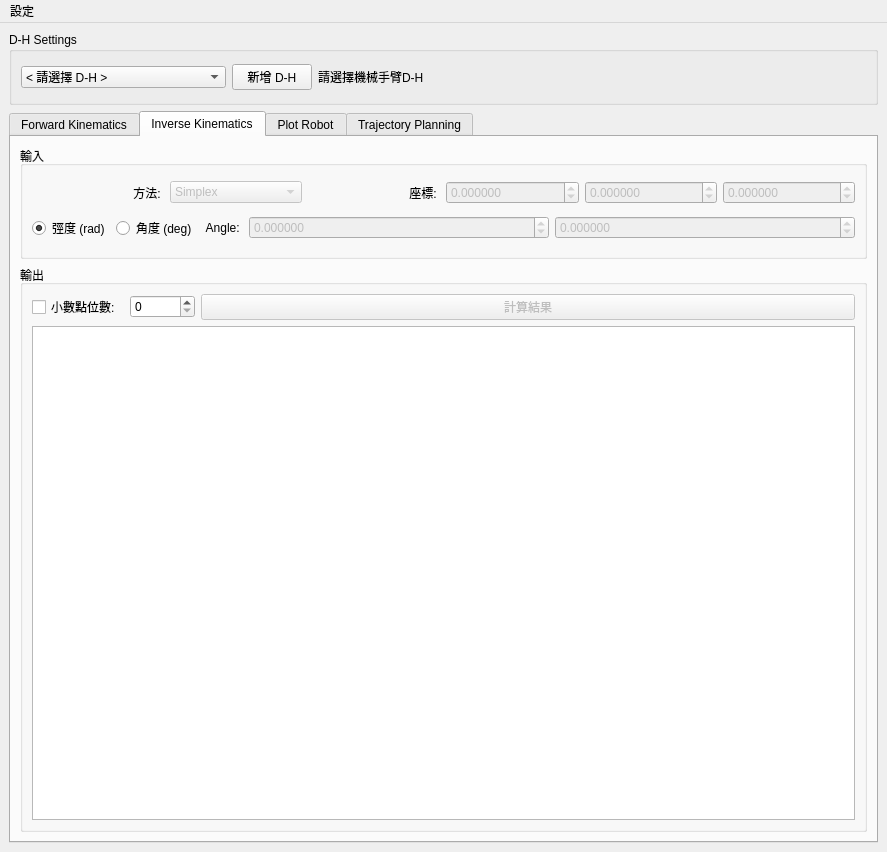
First picture: the form in robotck/gui/uic/main_window.ui, repository CKAyano/robotck, before the edit.
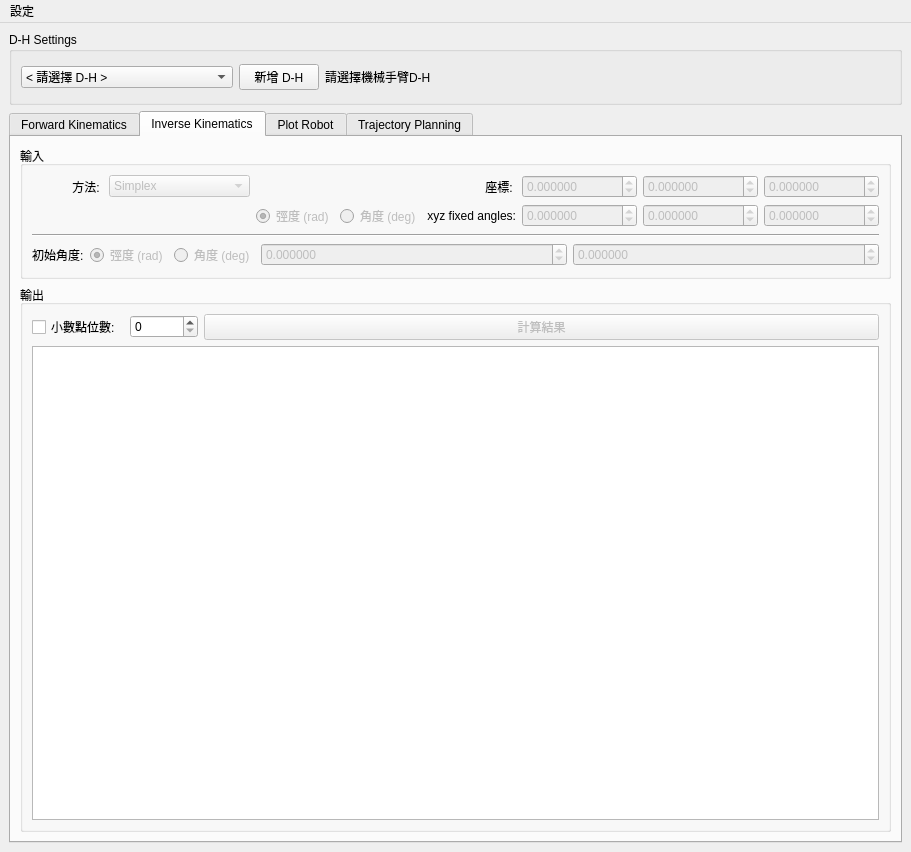
Second picture: the form after the edit. The open tabs and pages were chosen to show the change.

Commit message: add widget for calculate posture in ik

Patch:
```diff
--- a/robotck/gui/uic/main_window.ui
+++ b/robotck/gui/uic/main_window.ui
@@ -6,7 +6,7 @@
    <rect>
     <x>0</x>
     <y>0</y>
-    <width>887</width>
+    <width>911</width>
     <height>852</height>
    </rect>
   </property>
@@ -73,8 +73,27 @@
             <layout class="QHBoxLayout" name="horizontalLayout_fk_input" stretch="1,4">
              <item>
               <layout class="QHBoxLayout" name="horizontalLayout_fk_input_radioButton">
+               <item>
+                <widget class="QLabel" name="label_fk_angle">
+                 <property name="maximumSize">
+                  <size>
+                   <width>40</width>
+                   <height>16777215</height>
+                  </size>
+                 </property>
+                 <property name="text">
+                  <string>角度: </string>
+                 </property>
+                 <property name="alignment">
+                  <set>Qt::AlignRight|Qt::AlignTrailing|Qt::AlignVCenter</set>
+                 </property>
+                </widget>
+               </item>
                <item>
                 <widget class="QRadioButton" name="radioButton_fk_rad">
+                 <property name="enabled">
+                  <bool>false</bool>
+                 </property>
                  <property name="text">
                   <string>弳度 (rad)</string>
                  </property>
@@ -85,6 +104,9 @@
                </item>
                <item>
                 <widget class="QRadioButton" name="radioButton_fk_deg">
+                 <property name="enabled">
+                  <bool>false</bool>
+                 </property>
                  <property name="text">
                   <string>角度 (deg)</string>
                  </property>
@@ -97,22 +119,6 @@
              </item>
              <item>
               <layout class="QHBoxLayout" name="horizontalLayout_fk_input_doubleSpinBox">
-               <item>
-                <widget class="QLabel" name="label_fk_angle">
-                 <property name="maximumSize">
-                  <size>
-                   <width>40</width>
-                   <height>16777215</height>
-                  </size>
-                 </property>
-                 <property name="text">
-                  <string>Angle: </string>
-                 </property>
-                 <property name="alignment">
-                  <set>Qt::AlignRight|Qt::AlignTrailing|Qt::AlignVCenter</set>
-                 </property>
-                </widget>
-               </item>
                <item>
                 <widget class="QDoubleSpinBox" name="doubleSpinBox_fk_j1">
                  <property name="enabled">
@@ -266,18 +272,65 @@
             </property>
             <layout class="QVBoxLayout" name="verticalLayout_4">
              <item>
-              <layout class="QHBoxLayout" name="horizontalLayout_ik_input">
-               <item>
-                <widget class="QLabel" name="label_ik_method">
-                 <property name="text">
-                  <string>方法: </string>
+              <layout class="QGridLayout" name="gridLayout_2" columnstretch="1,2,1,1,1,0,0,0,0,0,0,0,0,0">
+               <item row="2" column="9">
+                <widget class="QDoubleSpinBox" name="doubleSpinBox_ik_beta">
+                 <property name="enabled">
+                  <bool>false</bool>
                  </property>
-                 <property name="alignment">
-                  <set>Qt::AlignRight|Qt::AlignTrailing|Qt::AlignVCenter</set>
+                 <property name="decimals">
+                  <number>6</number>
                  </property>
+                 <property name="minimum">
+                  <double>-3.141593000000000</double>
+                 </property>
+                 <property name="maximum">
+                  <double>3.141593000000000</double>
+                 </property>
+                 <property name="singleStep">
+                  <double>0.001000000000000</double>
+                 </property>
                 </widget>
                </item>
-               <item>
+               <item row="2" column="10">
+                <widget class="QDoubleSpinBox" name="doubleSpinBox_ik_alpha">
+                 <property name="enabled">
+                  <bool>false</bool>
+                 </property>
+                 <property name="decimals">
+                  <number>6</number>
+                 </property>
+                 <property name="minimum">
+                  <double>-3.141593000000000</double>
+                 </property>
+                 <property name="maximum">
+                  <double>3.141593000000000</double>
+                 </property>
+                 <property name="singleStep">
+                  <double>0.001000000000000</double>
+                 </property>
+                </widget>
+               </item>
+               <item row="2" column="5">
+                <widget class="QDoubleSpinBox" name="doubleSpinBox_ik_gamma">
+                 <property name="enabled">
+                  <bool>false</bool>
+                 </property>
+                 <property name="decimals">
+                  <number>6</number>
+                 </property>
+                 <property name="minimum">
+                  <double>-3.141593000000000</double>
+                 </property>
+                 <property name="maximum">
+                  <double>3.141593000000000</double>
+                 </property>
+                 <property name="singleStep">
+                  <double>0.001000000000000</double>
+                 </property>
+                </widget>
+               </item>
+               <item row="1" column="1">
                 <widget class="QComboBox" name="comboBox_ik_method">
                  <property name="enabled">
                   <bool>false</bool>
@@ -297,7 +350,65 @@
                  </item>
                 </widget>
                </item>
-               <item>
+               <item row="1" column="0">
+                <widget class="QLabel" name="label_ik_method">
+                 <property name="text">
+                  <string>方法: </string>
+                 </property>
+                 <property name="alignment">
+                  <set>Qt::AlignRight|Qt::AlignTrailing|Qt::AlignVCenter</set>
+                 </property>
+                </widget>
+               </item>
+               <item row="1" column="10">
+                <widget class="QDoubleSpinBox" name="doubleSpinBox_ik_z">
+                 <property name="enabled">
+                  <bool>false</bool>
+                 </property>
+                 <property name="decimals">
+                  <number>6</number>
+                 </property>
+                 <property name="minimum">
+                  <double>-100000.000000000000000</double>
+                 </property>
+                 <property name="maximum">
+                  <double>100000.000000000000000</double>
+                 </property>
+                </widget>
+               </item>
+               <item row="1" column="9">
+                <widget class="QDoubleSpinBox" name="doubleSpinBox_ik_y">
+                 <property name="enabled">
+                  <bool>false</bool>
+                 </property>
+                 <property name="decimals">
+                  <number>6</number>
+                 </property>
+                 <property name="minimum">
+                  <double>-100000.000000000000000</double>
+                 </property>
+                 <property name="maximum">
+                  <double>100000.000000000000000</double>
+                 </property>
+                </widget>
+               </item>
+               <item row="1" column="5">
+                <widget class="QDoubleSpinBox" name="doubleSpinBox_ik_x">
+                 <property name="enabled">
+                  <bool>false</bool>
+                 </property>
+                 <property name="decimals">
+                  <number>6</number>
+                 </property>
+                 <property name="minimum">
+                  <double>-100000.000000000000000</double>
+                 </property>
+                 <property name="maximum">
+                  <double>100000.000000000000000</double>
+                 </property>
+                </widget>
+               </item>
+               <item row="1" column="4">
                 <widget class="QLabel" name="label_ik_coord">
                  <property name="text">
                   <string>座標: </string>
@@ -307,97 +418,104 @@
                  </property>
                 </widget>
                </item>
-               <item>
-                <widget class="QDoubleSpinBox" name="doubleSpinBox_ik_x">
+               <item row="2" column="2">
+                <widget class="QRadioButton" name="radioButton_ik_fixed_rad">
                  <property name="enabled">
                   <bool>false</bool>
                  </property>
-                 <property name="decimals">
-                  <number>6</number>
+                 <property name="layoutDirection">
+                  <enum>Qt::LeftToRight</enum>
                  </property>
-                 <property name="minimum">
-                  <double>-100000.000000000000000</double>
+                 <property name="text">
+                  <string>弳度 (rad)</string>
                  </property>
-                 <property name="maximum">
-                  <double>100000.000000000000000</double>
+                 <property name="checked">
+                  <bool>true</bool>
                  </property>
+                 <attribute name="buttonGroup">
+                  <string notr="true">buttonGroup</string>
+                 </attribute>
                 </widget>
                </item>
-               <item>
-                <widget class="QDoubleSpinBox" name="doubleSpinBox_ik_y">
+               <item row="2" column="3">
+                <widget class="QRadioButton" name="radioButton_ik_fixed_deg">
                  <property name="enabled">
                   <bool>false</bool>
                  </property>
-                 <property name="decimals">
-                  <number>6</number>
+                 <property name="layoutDirection">
+                  <enum>Qt::LeftToRight</enum>
                  </property>
-                 <property name="minimum">
-                  <double>-100000.000000000000000</double>
+                 <property name="text">
+                  <string>角度 (deg)</string>
                  </property>
-                 <property name="maximum">
-                  <double>100000.000000000000000</double>
-                 </property>
+                 <attribute name="buttonGroup">
+                  <string notr="true">buttonGroup</string>
+                 </attribute>
                 </widget>
                </item>
-               <item>
-                <widget class="QDoubleSpinBox" name="doubleSpinBox_ik_z">
-                 <property name="enabled">
-                  <bool>false</bool>
+               <item row="2" column="4">
+                <widget class="QLabel" name="label_ik_rot">
+                 <property name="text">
+                  <string>xyz fixed angles:</string>
                  </property>
-                 <property name="decimals">
-                  <number>6</number>
-                 </property>
-                 <property name="minimum">
-                  <double>-100000.000000000000000</double>
-                 </property>
-                 <property name="maximum">
-                  <double>100000.000000000000000</double>
+                 <property name="alignment">
+                  <set>Qt::AlignRight|Qt::AlignTrailing|Qt::AlignVCenter</set>
                  </property>
                 </widget>
                </item>
               </layout>
              </item>
+             <item>
+              <widget class="Line" name="line">
+               <property name="orientation">
+                <enum>Qt::Horizontal</enum>
+               </property>
+              </widget>
+             </item>
              <item>
               <layout class="QHBoxLayout" name="horizontalLayout_ik_initAngle" stretch="1,4">
                <item>
                 <layout class="QHBoxLayout" name="horizontalLayout_ik_initAngle_radioButton">
+                 <item>
+                  <widget class="QLabel" name="label_k_initAngle">
+                   <property name="text">
+                    <string>初始角度:</string>
+                   </property>
+                  </widget>
+                 </item>
                  <item>
                   <widget class="QRadioButton" name="radioButton_ik_rad">
+                   <property name="enabled">
+                    <bool>false</bool>
+                   </property>
                    <property name="text">
                     <string>弳度 (rad)</string>
                    </property>
                    <property name="checked">
                     <bool>true</bool>
                    </property>
+                   <attribute name="buttonGroup">
+                    <string notr="true">buttonGroup_2</string>
+                   </attribute>
                   </widget>
                  </item>
                  <item>
                   <widget class="QRadioButton" name="radioButton_ik_deg">
+                   <property name="enabled">
+                    <bool>false</bool>
+                   </property>
                    <property name="text">
                     <string>角度 (deg)</string>
                    </property>
+                   <attribute name="buttonGroup">
+                    <string notr="true">buttonGroup_2</string>
+                   </attribute>
                   </widget>
                  </item>
                 </layout>
                </item>
                <item>
                 <layout class="QHBoxLayout" name="horizontalLayout_ik_initAngle_doubleSpinBox">
-                 <item>
-                  <widget class="QLabel" name="label_ik_init_angle">
-                   <property name="maximumSize">
-                    <size>
-                     <width>40</width>
-                     <height>16777215</height>
-                    </size>
-                   </property>
-                   <property name="text">
-                    <string>Angle: </string>
-                   </property>
-                   <property name="alignment">
-                    <set>Qt::AlignRight|Qt::AlignTrailing|Qt::AlignVCenter</set>
-                   </property>
-                  </widget>
-                 </item>
                  <item>
                   <widget class="QDoubleSpinBox" name="doubleSpinBox_ik_init_j1">
                    <property name="enabled">
@@ -630,7 +748,7 @@
     <rect>
      <x>0</x>
      <y>0</y>
-     <width>887</width>
+     <width>911</width>
      <height>21</height>
     </rect>
    </property>
```
Left out of the diff: 4 changed lines with no effect on the pictures. The commit also changes 2 other files.
